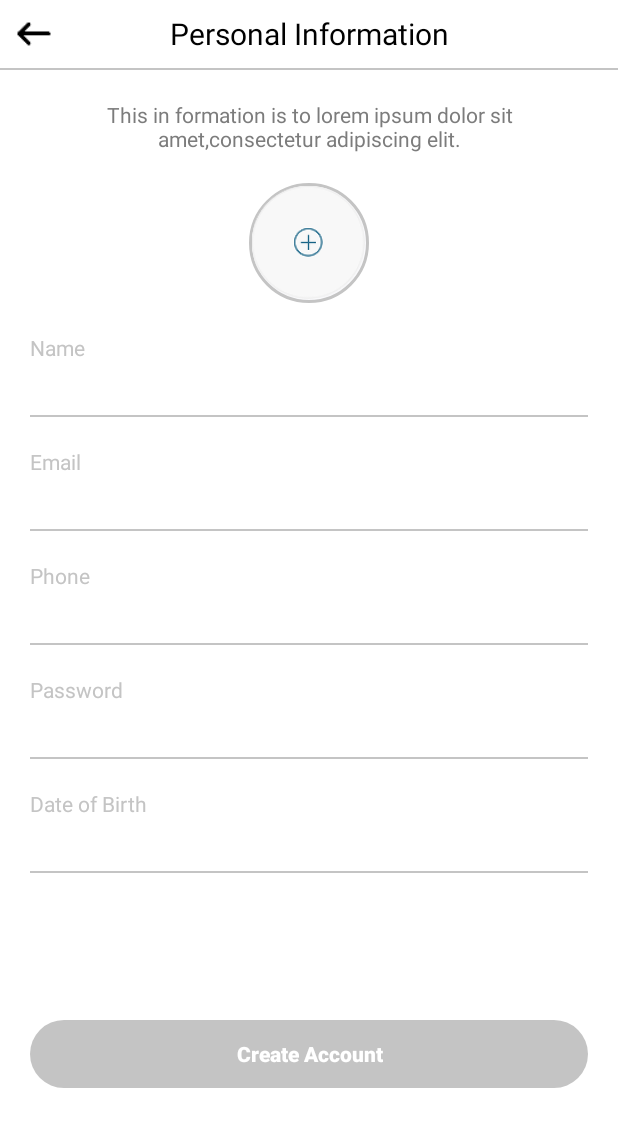
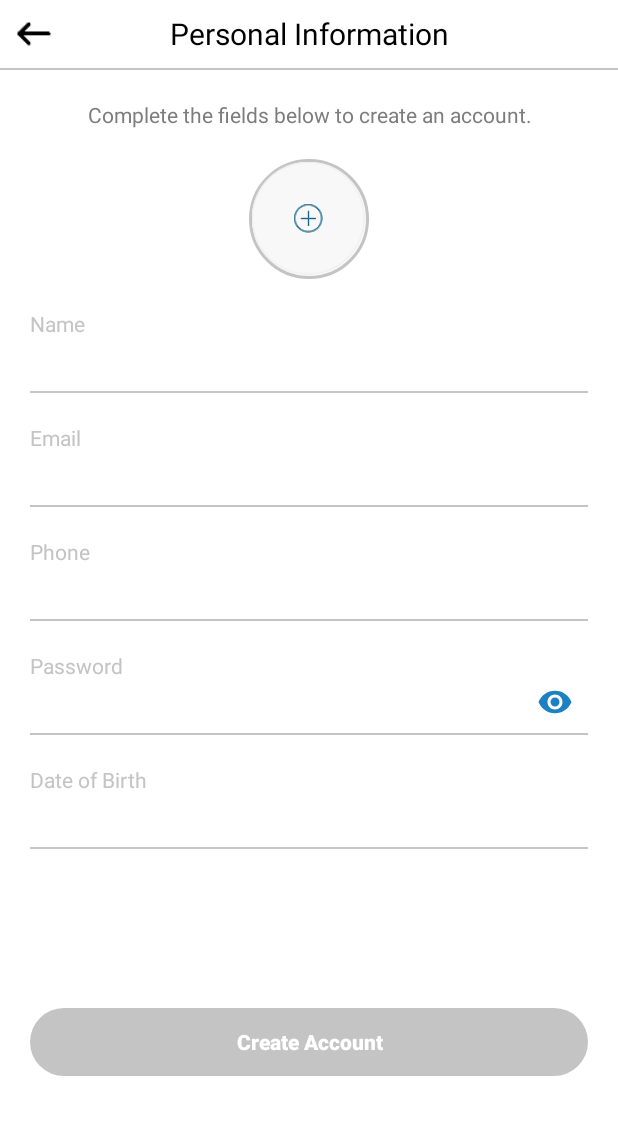
Before and after one commit to alexmbous/BlueDuck, an Android app: the PersonalInformationActivity screen opened directly, with no data from a screen before it, on a phone screen of 412 x 824 dp. Shown: the top 1127 px of the screen. Run offline under Robolectric (Android 15) with nearby library versions, the phone set to English and light mode, and no system bars; pictures from the network do not load.

Commit message:
UI edits, scooter unlock timeout, more
- add show/hide password "eye" button when creating account
- update starting coordinates on map to be The Alamo
- change unlocking duck timeout to 30 seconds
- add scanner type code to switch statement when scanning person's ID
(doesn't actually upload to user profile yet)
- slight verbage edit

```diff
--- a/BlueDuck/app/src/main/java/com/blueduck/ride/login/activity/PersonalInformationActivity.java
+++ b/BlueDuck/app/src/main/java/com/blueduck/ride/login/activity/PersonalInformationActivity.java
@@ -15,10 +15,13 @@ import android.support.v4.content.ContextCompat;
 import android.text.Editable;
 import android.text.TextUtils;
 import android.text.TextWatcher;
+import android.text.method.HideReturnsTransformationMethod;
+import android.text.method.PasswordTransformationMethod;
 import android.view.Gravity;
 import android.view.View;
 import android.widget.Button;
 import android.widget.EditText;
+import android.widget.ImageButton;
 import android.widget.ImageView;
 import android.widget.Toast;
 
@@ -46,10 +49,12 @@ public class PersonalInformationActivity extends BaseActivity implements SelectP
     private ImageView imageHead;
     private EditText nameEt,emailEt,phoneEt,passwordEt,dateOfBirthEt;
     private Button createAccountBtn;
+    private ImageButton showHidePasswordImageButton;
     private String imagePath,name,email,phone,password,birthday;
     private double lat,lng;
     private LoginService loginService;
     private FinishBroad finishBroad;
+    private boolean isShowPasswordChecked = false;
 
     private Calendar ca;
     private int mYear,mMonth,mDay,maxDay;
@@ -93,6 +98,7 @@ public class PersonalInformationActivity extends BaseActivity implements SelectP
         dateOfBirthEt = (EditText) findViewById(R.id.date_of_birth_edit);
         dateOfBirthEt.setOnClickListener(this);
         createAccountBtn = (Button) findViewById(R.id.create_account_btn);
+        showHidePasswordImageButton = (ImageButton) findViewById(R.id.show_hide_password_image_button);
         createAccountBtn.setOnClickListener(this);
         createAccountBtn.setEnabled(false);
         MyTextWatcher myTextWatcher = new MyTextWatcher();
@@ -102,6 +108,7 @@ public class PersonalInformationActivity extends BaseActivity implements SelectP
         passwordEt.addTextChangedListener(myTextWatcher);
         dateOfBirthEt.addTextChangedListener(myTextWatcher);
         emailEt.setText(email);
+        showHidePasswordImageButton.setOnClickListener(this);
     }
 
     private class MyTextWatcher implements TextWatcher {
@@ -130,7 +137,24 @@ public class PersonalInformationActivity extends BaseActivity implements SelectP
             case R.id.create_account_btn:
                 createAccountBottom();
                 break;
+            case R.id.show_hide_password_image_button:
+                showHidePassword(passwordEt, isShowPasswordChecked);
+                isShowPasswordChecked = !isShowPasswordChecked;
+                break;
         }
+    }
+
+    private void showHidePassword(EditText editText, boolean isShown) {
+        System.out.println("isShown: " + isShown);
+        if (!isShown) {
+            // show password
+            editText.setTransformationMethod(HideReturnsTransformationMethod.getInstance());
+        } else {
+            // hide password
+            editText.setTransformationMethod(PasswordTransformationMethod.getInstance());
+        }
+        // select end of edittext
+        editText.setSelection(editText.getText().length());
     }
 
     private void selectBirthday(){
--- a/BlueDuck/app/src/main/java/com/blueduck/ride/main/activity/BaseMapActivity.java
+++ b/BlueDuck/app/src/main/java/com/blueduck/ride/main/activity/BaseMapActivity.java
@@ -148,7 +148,7 @@ public class BaseMapActivity extends BaseScooterServiceActivity implements Drawe
         LogUtils.i(TAG,"onMapReady:地图初始化成功");
         mMap.setOnCameraIdleListener(this);//地图移动监听 Map mobile monitoring
         mMap.setOnMarkerClickListener(this);//地图标记点击监听 Map marker click listener
-        LatLng sydney = new LatLng(-98.4764935, 29.4453365);
+        LatLng sydney = new LatLng(-98.486117,29.425826);
         mMap.moveCamera(CameraUpdateFactory.newLatLngZoom(sydney, DEFAULT_ZOOM));
         mMap.setLocationSource(this);
         mMap.setOnInfoWindowClickListener(this);//弹出信息窗口监听 Pop-up message window monitoring
@@ -230,8 +230,8 @@ public class BaseMapActivity extends BaseScooterServiceActivity implements Drawe
         mLocationClient.startLocation();//启动定位 Start position
     }
 
-    protected double curLat = -98.4764935;
-    protected double curLng = 29.4453365;
+    protected double curLat;
+    protected double curLng;
     protected String curAddress;
     private boolean isFirstLocation = true;
     @Override
--- a/BlueDuck/app/src/main/java/com/blueduck/ride/main/activity/UnLockingActivity.java
+++ b/BlueDuck/app/src/main/java/com/blueduck/ride/main/activity/UnLockingActivity.java
@@ -398,7 +398,7 @@ public class UnLockingActivity extends BaseScooterServiceActivity implements Req
                 }
             }else if (code == 30010){//正在解锁 Unlocking
                 count += 1;
-                if (count > 60){
+                if (count > 30){
                     showDialog(getResources().getString(R.string.unlock_time_out));
                 }else{
                     if (!isPause)handler.sendEmptyMessageDelayed(0, 1000);
--- a/BlueDuck/app/src/main/java/com/blueduck/ride/qrcode/ScannerActivity.java
+++ b/BlueDuck/app/src/main/java/com/blueduck/ride/qrcode/ScannerActivity.java
@@ -158,9 +158,10 @@ public class ScannerActivity extends BaseActivity implements ZBarScannerView.Res
         LogUtils.i(TAG,"扫描结果回调 ===: "+"Contents = " + rawResult.getContents() + ", Format = " + rawResult.getBarcodeFormat().getName());
         String resultString = rawResult.getContents();
         String resultType = rawResult.getBarcodeFormat().getName();
+        System.out.println("resultType: " + resultType);
         if (!TextUtils.isEmpty(resultString) && !TextUtils.isEmpty(resultType)){
             //Type: QR code: "QRCODE" Barcode: "EAN13"
-            if ("QRCODE".equals(resultType) || "EAN13".equals(resultType)){//类型：二维码："QRCODE"  条形码："EAN13"
+            if ("QRCODE".equals(resultType) || "EAN13".equals(resultType) || "CODE128".equals(resultType)){//类型：二维码："QRCODE"  条形码："EAN13"
                 scanSuccessMusic();
                 if (resultString.contains("=")) {
                     int index = resultString.lastIndexOf("=");
--- /dev/null
+++ b/BlueDuck/app/src/main/res/drawable/ic_eye_blue_24dp.xml
@@ -0,0 +1,5 @@
+<vector android:height="24dp" android:tint="#1C81C1"
+    android:viewportHeight="24.0" android:viewportWidth="24.0"
+    android:width="24dp" xmlns:android="http://schemas.android.com/apk/res/android">
+    <path android:fillColor="#FF000000" android:pathData="M12,4.5C7,4.5 2.73,7.61 1,12c1.73,4.39 6,7.5 11,7.5s9.27,-3.11 11,-7.5c-1.73,-4.39 -6,-7.5 -11,-7.5zM12,17c-2.76,0 -5,-2.24 -5,-5s2.24,-5 5,-5 5,2.24 5,5 -2.24,5 -5,5zM12,9c-1.66,0 -3,1.34 -3,3s1.34,3 3,3 3,-1.34 3,-3 -1.34,-3 -3,-3z"/>
+</vector>
--- a/BlueDuck/app/src/main/res/layout/personal_information_activity.xml
+++ b/BlueDuck/app/src/main/res/layout/personal_information_activity.xml
@@ -133,15 +133,34 @@
                 android:layout_marginLeft="20dp"
                 android:layout_marginTop="20dp"/>
 
-            <EditText
-                android:id="@+id/password_edit"
+            <RelativeLayout
                 android:layout_width="match_parent"
                 android:layout_height="wrap_content"
-                android:background="@null"
-                android:layout_marginLeft="20dp"
-                android:layout_marginRight="20dp"
-                android:layout_marginTop="5dp"
-                android:inputType="textPassword"/>
+                android:orientation="horizontal">
+
+                <EditText
+                    android:id="@+id/password_edit"
+                    android:layout_width="match_parent"
+                    android:layout_height="wrap_content"
+                    android:background="@null"
+                    android:layout_marginStart="20dp"
+                    android:layout_marginEnd="20dp"
+                    android:layout_marginTop="5dp"
+                    android:inputType="textPassword"/>
+
+                <ImageButton
+                    android:id="@+id/show_hide_password_image_button"
+                    android:layout_height="wrap_content"
+                    android:layout_width="wrap_content"
+                    android:layout_alignParentEnd="true"
+                    android:layout_centerVertical="true"
+                    android:src="@drawable/ic_eye_blue_24dp"
+                    android:background="@null"
+                    android:layout_marginStart="10dp"
+                    android:layout_marginEnd="30dp" />
+
+
+            </RelativeLayout>
 
             <View
                 android:layout_width="match_parent"
--- a/BlueDuck/app/src/main/res/values/strings.xml
+++ b/BlueDuck/app/src/main/res/values/strings.xml
@@ -44,7 +44,7 @@
     <string name="enter_password_hint">Enter Password</string>
     <string name="log_in">Log In</string>
     <string name="personal_information_title">Personal Information</string>
-    <string name="personal_information_description">This in formation is to lorem ipsum dolor sit amet,consectetur adipiscing elit.</string>
+    <string name="personal_information_description">Complete the fields below to create an account.</string>
     <string name="name">Name</string>
     <string name="email">Email</string>
     <string name="phone">Phone</string>
```
Also changed, not shown: 1 other file.
